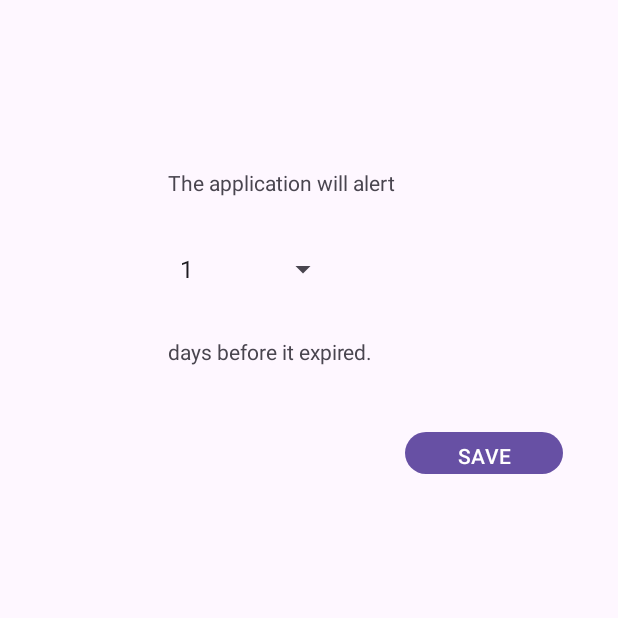
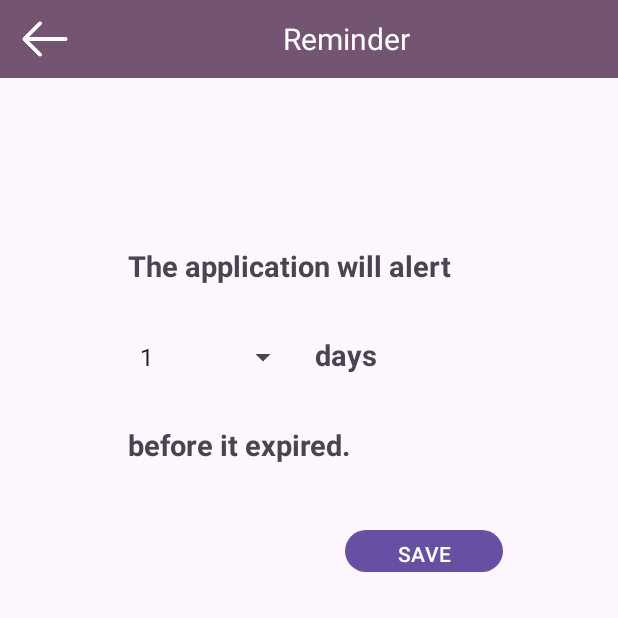
Before and after one commit to IM594/FreshPal, an Android app: the Reminder screen opened directly, with no data from a screen before it, on a phone screen of 412 x 824 dp, the top half of it. Run offline under Robolectric (Android 15) with nearby library versions, the phone set to English and light mode, and no system bars.

Commit message:
reminder update

```diff
--- a/app/build.gradle
+++ b/app/build.gradle
@@ -27,6 +27,7 @@ android {
         sourceCompatibility JavaVersion.VERSION_1_8
         targetCompatibility JavaVersion.VERSION_1_8
     }
+    buildToolsVersion '34.0.0'
 }
 
 dependencies {
--- a/app/src/main/res/layout/activity_reminder.xml
+++ b/app/src/main/res/layout/activity_reminder.xml
@@ -6,46 +6,102 @@
     android:layout_height="match_parent"
     android:orientation="vertical">
 
+    <LinearLayout
+        android:layout_width="match_parent"
+        android:layout_height="52dp"
+        android:layout_gravity="left"
+        android:layout_marginStart="0dp"
+        android:background="@color/md_theme_light_tertiary"
+        android:orientation="horizontal">
+
+        <ImageView
+            android:id="@+id/iv_backward"
+            android:layout_width="40dp"
+            android:layout_height="match_parent"
+            android:layout_gravity="left"
+            android:layout_marginStart="10dp"
+            android:ellipsize="none"
+            android:singleLine="true"
+            app:srcCompat="@drawable/iconmonstr_arrow_left_lined_240"
+            app:tint="#ffffff" />
+
+        <TextView
+            android:id="@+id/tv_title"
+            android:layout_width="match_parent"
+            android:layout_height="match_parent"
+            android:layout_weight="1"
+            android:gravity="center_horizontal|center"
+            android:text="Reminder"
+            android:textColor="#ffffff"
+            android:textSize="20dp" />
+
+    </LinearLayout>
 
     <TextView
         android:id="@+id/textView1"
         android:layout_width="wrap_content"
         android:layout_height="wrap_content"
-        android:layout_marginStart="112dp"
+        android:layout_marginStart="85dp"
         android:layout_marginTop="112dp"
+        android:textSize="19dp"
         android:text="The application will alert"
         app:layout_constraintStart_toStartOf="parent"
-        app:layout_constraintTop_toTopOf="parent" />
+        app:layout_constraintTop_toTopOf="parent"
+        android:textStyle="bold"/>
+
+    <LinearLayout
+        android:layout_width="match_parent"
+        android:layout_height="wrap_content"
+        android:orientation="horizontal">
+
 
         <Spinner
             android:id="@+id/spinner"
             android:layout_width="114dp"
             android:layout_height="48dp"
+            android:layout_marginStart="85dp"
             android:layout_marginTop="24dp"
             android:layout_marginBottom="21dp"
-        android:layout_marginStart="112dp"
             android:entries="@array/reminder_day"
             app:layout_constraintBottom_toTopOf="@+id/textView"
             app:layout_constraintTop_toBottomOf="@+id/textView1"
             tools:layout_editor_absoluteX="112dp" />
 
         <TextView
+            android:id="@+id/textView3"
+            android:layout_width="wrap_content"
+            android:layout_height="wrap_content"
+            android:gravity="center"
+            android:text="days"
+            android:textSize="19dp"
+            android:layout_marginStart="10dp"
+            android:layout_marginTop="24dp"
+            android:layout_marginBottom="21dp"
+            android:textStyle="bold"
+            app:layout_constraintStart_toStartOf="parent"
+            app:layout_constraintTop_toTopOf="parent" />
+
+    </LinearLayout>
+
+    <TextView
         android:id="@+id/textView"
         android:layout_width="wrap_content"
         android:layout_height="wrap_content"
-        android:layout_marginStart="112dp"
+        android:layout_marginStart="85dp"
         android:layout_marginBottom="40dp"
-        android:text="days before it expired."
+        android:textSize="19dp"
+        android:text="before it expired."
         app:layout_constraintBottom_toBottomOf="parent"
         app:layout_constraintEnd_toEndOf="parent"
         app:layout_constraintHorizontal_bias="0.0"
-        app:layout_constraintStart_toStartOf="parent" />
+        app:layout_constraintStart_toStartOf="parent"
+        android:textStyle="bold"/>
 
     <Button
         android:id="@+id/button"
         android:layout_width="105dp"
         android:layout_height="36dp"
-        android:layout_marginStart="270dp"
+        android:layout_marginStart="230dp"
         android:text="SAVE" />
 
 
```
Also changed, not shown: app/src/main/res/drawable/iconmonstr_arrow_left_lined_240.png (added), app/src/main/res/drawable/iconmonstr_arrow_left_thin_240.png (added). Lines whose indentation alone changed are shown as unchanged.
